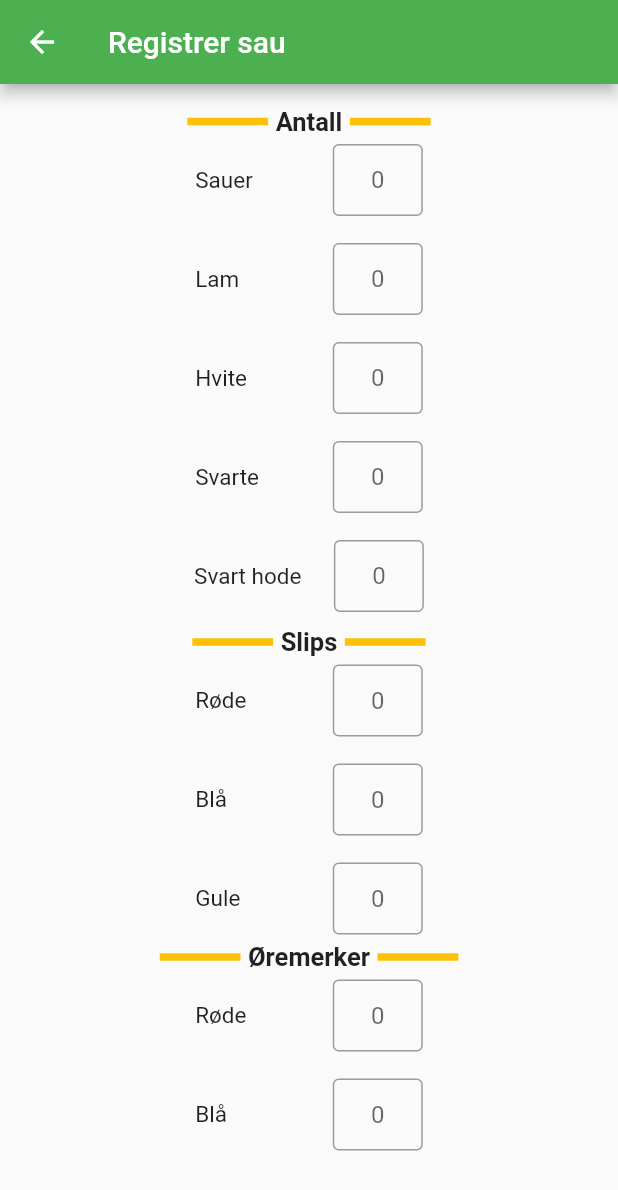
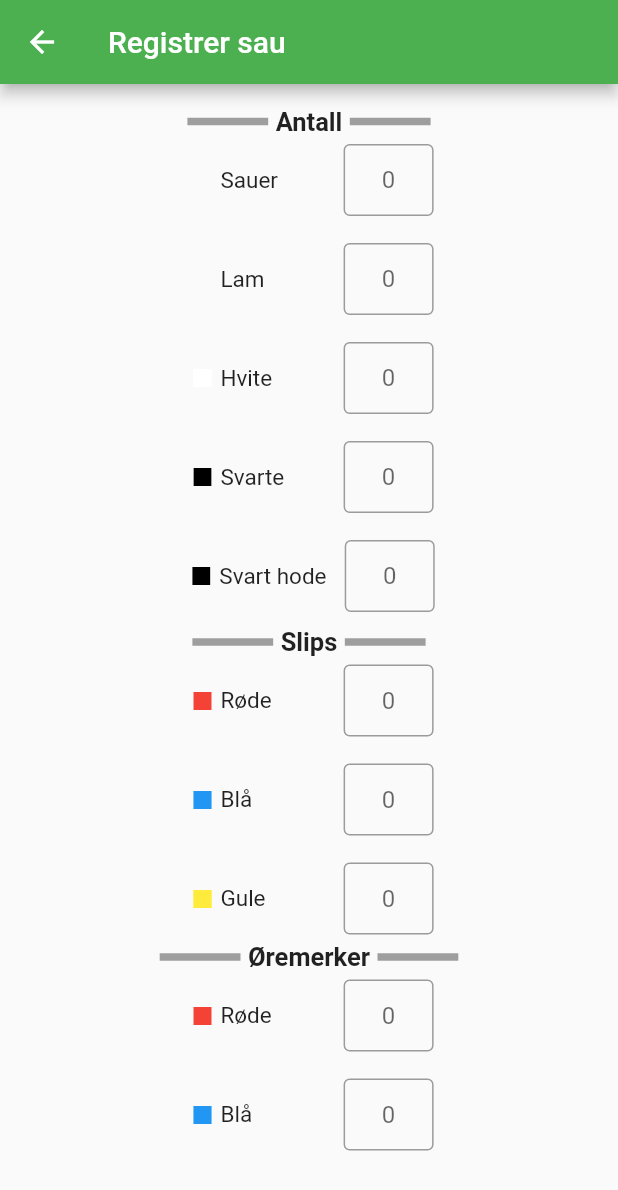
Before and after one commit to rebner-mork/ManualSupervisionOfSheepOnPasture, a Flutter app: the screen it shows after launch, on a phone screen of 412 x 824 dp. Shown: the top 1190 px of the screen. Run offline on Flutter 3.47's test engine with Material 2 defaults, Android fonts, the phone set to English and light mode, and no system bars; our stand-ins replace cloud_firestore, email_validator, firebase_auth, firebase_core, flutter_map, latlong2; accounts and stored records are empty.

Commit message:
Added square icon in color

```diff
--- a/app/lib/register/register_sheep.dart
+++ b/app/lib/register/register_sheep.dart
@@ -23,8 +23,9 @@ class _RegisterSheepState extends State<RegisterSheep> {
             child: Scaffold(
               appBar: AppBar(
                 title: const Text('Registrer sau'),
-                leading:
-                    BackButton(onPressed: () => Navigator.of(context).pop()),
+                leading: BackButton(
+                    onPressed: () => Navigator.of(context)
+                        .pop()), // TODO: Popup sikker? Bare hvis noe er fylt ut
               ),
               body: SingleChildScrollView(
                   child: Center(
@@ -36,28 +37,28 @@ class _RegisterSheepState extends State<RegisterSheep> {
                 inputFieldSpacer(),
                 customInputRow('Lam'),
                 inputFieldSpacer(),
-                customInputRow('Hvite'),
+                customInputRow('Hvite', color: Colors.white),
                 inputFieldSpacer(),
-                customInputRow('Svarte'),
+                customInputRow('Svarte', color: Colors.black),
                 inputFieldSpacer(),
-                customInputRow('Svart hode'),
+                customInputRow('Svart hode', color: Colors.black),
                 const SizedBox(height: 5),
 
                 inputDividerWithHeadline('Slips'),
 
                 // TODO: Conditional basert på mulige farger
-                customInputRow('Røde'),
+                customInputRow('Røde', color: Colors.red),
                 inputFieldSpacer(),
-                customInputRow('Blå'),
+                customInputRow('Blå', color: Colors.blue),
                 inputFieldSpacer(),
-                customInputRow('Gule'),
+                customInputRow('Gule', color: Colors.yellow),
                 // TODO: Conditional basert på mulige farger
 
                 inputDividerWithHeadline('Øremerker'),
 
-                customInputRow('Røde'),
+                customInputRow('Røde', color: Colors.red),
                 inputFieldSpacer(),
-                customInputRow('Blå'),
+                customInputRow('Blå', color: Colors.blue),
                 const SizedBox(height: 10),
               ]))),
             )));
@@ -80,7 +81,7 @@ Column inputDividerWithHeadline(String headline) {
       const Flexible(
           child: Divider(
         thickness: 5,
-        color: Colors.amber,
+        color: Colors.grey, //Colors.amber,
         endIndent: 5,
       )),
       Flexible(
@@ -92,7 +93,7 @@ Column inputDividerWithHeadline(String headline) {
       const Flexible(
           child: Divider(
         thickness: 5,
-        color: Colors.amber,
+        color: Colors.grey, //Colors.amber,
         indent: 5,
       ))
     ]),
--- a/app/lib/utils/custom_widgets.dart
+++ b/app/lib/utils/custom_widgets.dart
@@ -22,8 +22,14 @@ SizedBox inputFieldSpacer() {
   return const SizedBox(height: 18);
 }
 
-Row customInputRow(String text) {
+Row customInputRow(String text, {Color color = Colors.transparent}) {
   return Row(mainAxisAlignment: MainAxisAlignment.center, children: [
+    Flexible(
+        flex: 5,
+        child: Icon(
+          Icons.stop,
+          color: color,
+        )),
     Flexible(
         flex: 8,
         child: Container(
@@ -34,7 +40,7 @@ Row customInputRow(String text) {
             ))),
     const Spacer(),
     Flexible(
-        flex: 10,
+        flex: 20,
         child: Container(
             constraints: const BoxConstraints(maxWidth: 60),
             child: TextFormField(
```
